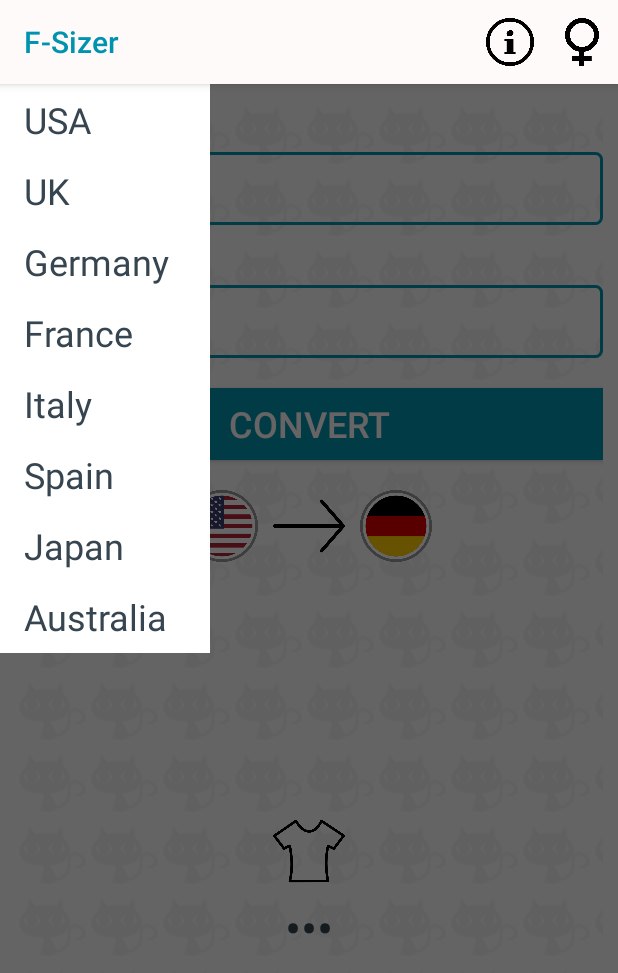
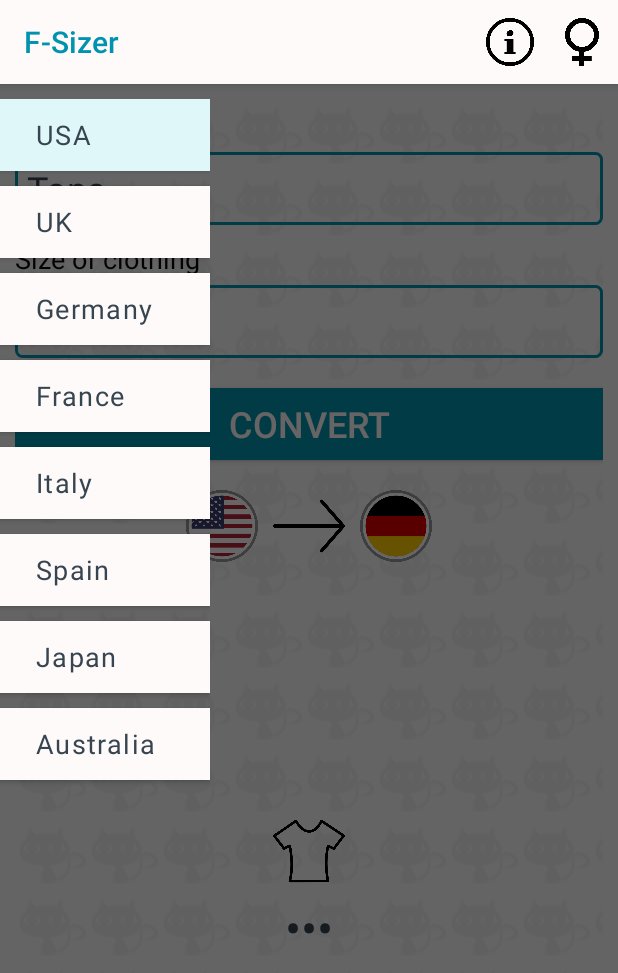
Before and after one commit to nagornyi/f-sizer, an Android app: the screen it shows after launch (MainActivity), with the side drawer open, on a phone screen of 412 x 824 dp. Shown: the top 973 px of the screen. Run offline under Robolectric (Android 15) with nearby library versions, the phone set to English and light mode, and no system bars; our stand-ins replace AdMob; libraries missing offline, so code that uses them is left out: com.daimajia.androidanimations; 4 statements that could not run were skipped.

Commit message:
Drawer UI improvements

```diff
--- /dev/null
+++ b/app/src/main/res/drawable/drawer_item_selector.xml
@@ -0,0 +1,13 @@
+<?xml version="1.0" encoding="utf-8"?>
+<selector xmlns:android="http://schemas.android.com/apk/res/android">
+    <item android:state_activated="true">
+        <shape>
+            <solid android:color="#e0f7fa" /> <!-- Highlight color for selected item -->
+        </shape>
+    </item>
+    <item>
+        <shape>
+            <solid android:color="#fffafa" /> <!-- Default background color -->
+        </shape>
+    </item>
+</selector>
--- a/app/src/main/res/layout/activity_main.xml
+++ b/app/src/main/res/layout/activity_main.xml
@@ -142,7 +142,8 @@
         android:layout_gravity="left"
         android:choiceMode="singleChoice"
         android:divider="@android:color/transparent"
-        android:dividerHeight="0dp" />
+        android:layout_marginTop="10dp"
+        android:dividerHeight="10dp" />
 
     <ListView android:id="@+id/right_drawer"
         android:layout_width="140dp"
@@ -150,5 +151,6 @@
         android:layout_gravity="right"
         android:choiceMode="singleChoice"
         android:divider="@android:color/transparent"
-        android:dividerHeight="0dp" />
+        android:layout_marginTop="10dp"
+        android:dividerHeight="10dp" />
 </androidx.drawerlayout.widget.DrawerLayout>
--- a/app/src/main/res/layout/drawer_list_item.xml
+++ b/app/src/main/res/layout/drawer_list_item.xml
@@ -1,14 +1,14 @@
 <?xml version="1.0" encoding="utf-8"?>
 
 <TextView xmlns:android="http://schemas.android.com/apk/res/android"
-    android:id="@android:id/text1"
     android:layout_width="match_parent"
-    android:layout_height="wrap_content"
-    android:textAppearance="?android:attr/textAppearanceListItemSmall"
+    android:layout_height="match_parent"
     android:gravity="center_vertical"
-    android:paddingLeft="16dp"
-    android:paddingRight="16dp"
-    android:textSize="24sp"
+    android:paddingStart="24dp"
+    android:paddingEnd="24dp"
+    android:textSize="18sp"
     android:textColor="#36454f"
-    android:background="#fff"
-    android:minHeight="?android:attr/listPreferredItemHeightSmall"/>
+    android:background="@drawable/drawer_item_selector"
+    android:minHeight="?android:attr/listPreferredItemHeightSmall"
+    android:elevation="2dp"
+    android:letterSpacing="0.05"/>
```
